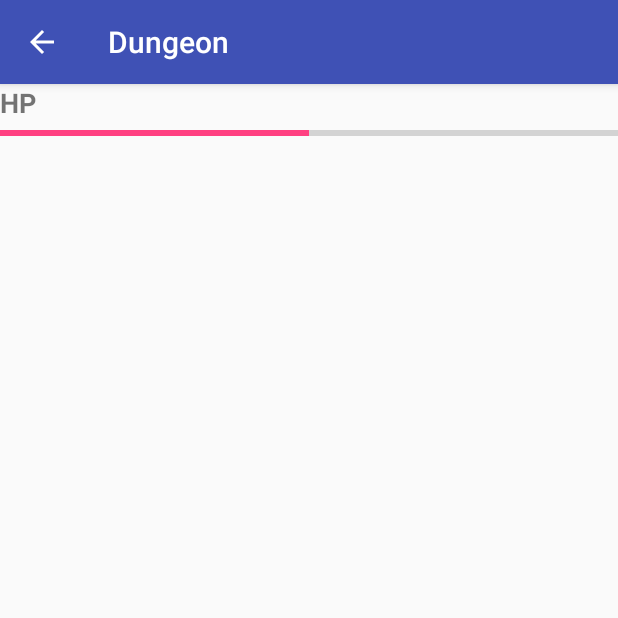
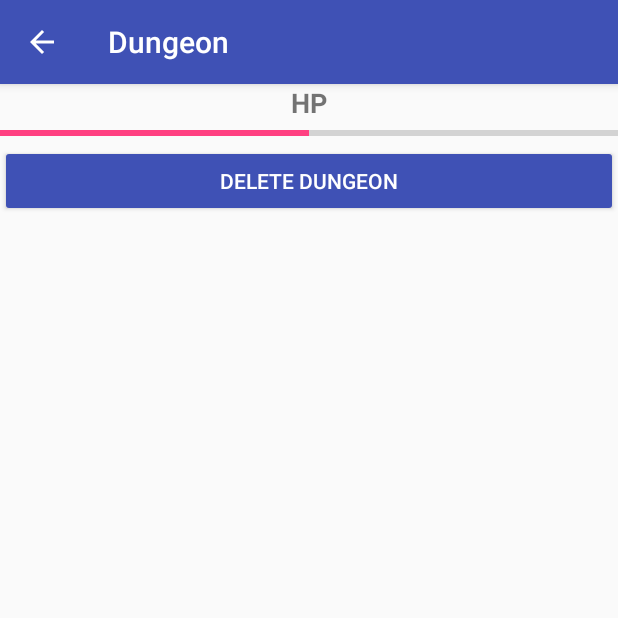
Before and after one commit to Ben10B/grind-for-the-grail, an Android app: the EventActivity screen opened directly, with no data from a screen before it, on a phone screen of 412 x 824 dp, the top half of it. Run offline under Robolectric (Android 15) with nearby library versions, the phone set to English and light mode, and no system bars; 5 statements that could not run were skipped.

Commit message:
dont break plz

```diff
--- a/app/src/main/res/layout/activity_event.xml
+++ b/app/src/main/res/layout/activity_event.xml
@@ -36,6 +36,7 @@
             android:id="@+id/textView5"
             android:layout_width="match_parent"
             android:layout_height="wrap_content"
+            android:gravity="center"
             android:text="HP"
             android:textSize="18sp"
             android:textStyle="bold" />
@@ -47,6 +48,14 @@
             android:layout_height="wrap_content"
             android:max="@integer/dungeon_max_health_int"
             android:progress="@integer/dungeon_current_health_int" />
+
+        <Button
+            android:id="@+id/event_delete_dungeon_button"
+            android:layout_width="match_parent"
+            android:layout_height="wrap_content"
+            android:text="DELETE DUNGEON"
+            android:theme="@style/AppTheme.Button" />
+
     </LinearLayout>
 
 </ScrollView>
--- a/app/src/main/res/values/styles.xml
+++ b/app/src/main/res/values/styles.xml
@@ -19,5 +19,4 @@
         <item name="colorButtonNormal">@color/colorPrimary</item>
         <item name="android:textColor">@color/white</item>
     </style>
-
 </resources>
```
Also changed, not shown: app/src/main/res/drawable-hdpi/ic_action_name.png (added), app/src/main/res/drawable-hdpi/ic_check.png (added), app/src/main/res/drawable-mdpi/ic_action_name.png (added), app/src/main/res/drawable-mdpi/ic_check.png (added), app/src/main/res/drawable-xhdpi/ic_action_name.png (added), app/src/main/res/drawable-xhdpi/ic_check.png (added), app/src/main/res/drawable-xxhdpi/ic_action_name.png (added), app/src/main/res/drawable-xxhdpi/ic_check.png (added).
